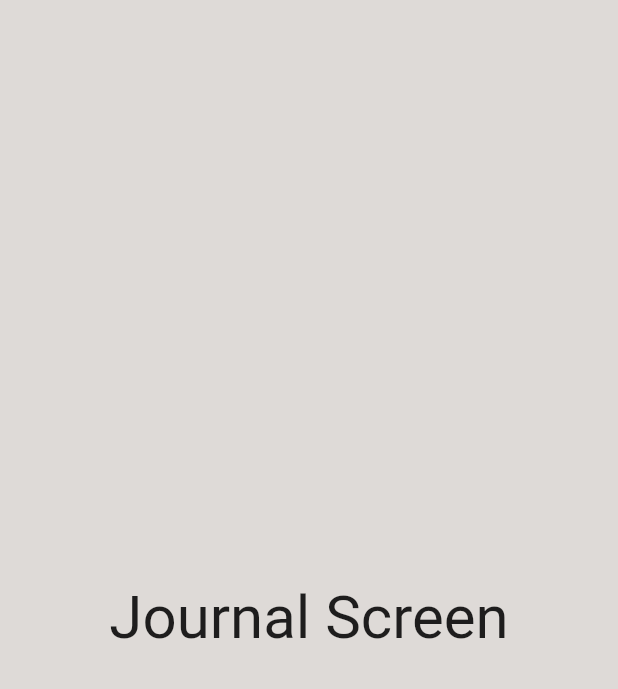
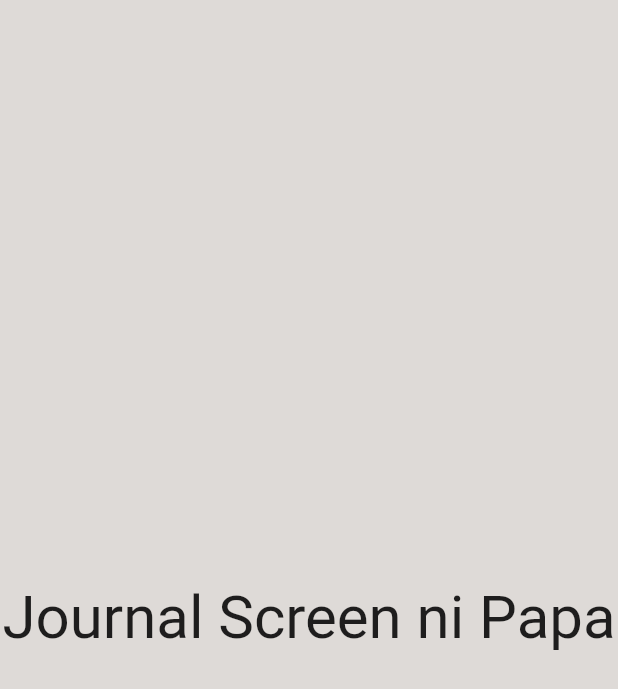
Before and after one commit to gabrielle128/Sidekick-Flutter, a Flutter app: the JournalScreen screen opened directly, on a phone screen of 412 x 824 dp. Shown: the top 689 px of the screen. Run offline on Flutter 3.47's test engine with Material 2 defaults, Android fonts, the phone set to English and light mode, and no system bars; our stand-ins replace email_validator, firebase_auth, firebase_core, flutter_speed_dial, fluttertoast, table_calendar; accounts and stored records are empty; Roboto replaces fonts that are missing (Gaegu-Bold).

Commit message:
commited finally

```diff
--- a/sidekick_app/lib/screens/journal_screen.dart
+++ b/sidekick_app/lib/screens/journal_screen.dart
@@ -13,7 +13,7 @@ class _JournalScreenState extends State<JournalScreen> {
     return const Scaffold(
         body: Center(
       child: Text(
-        "Journal Screen",
+        "Journal Screen ni Papa",
         style: TextStyle(fontSize: 40),
       ),
     ));
```
